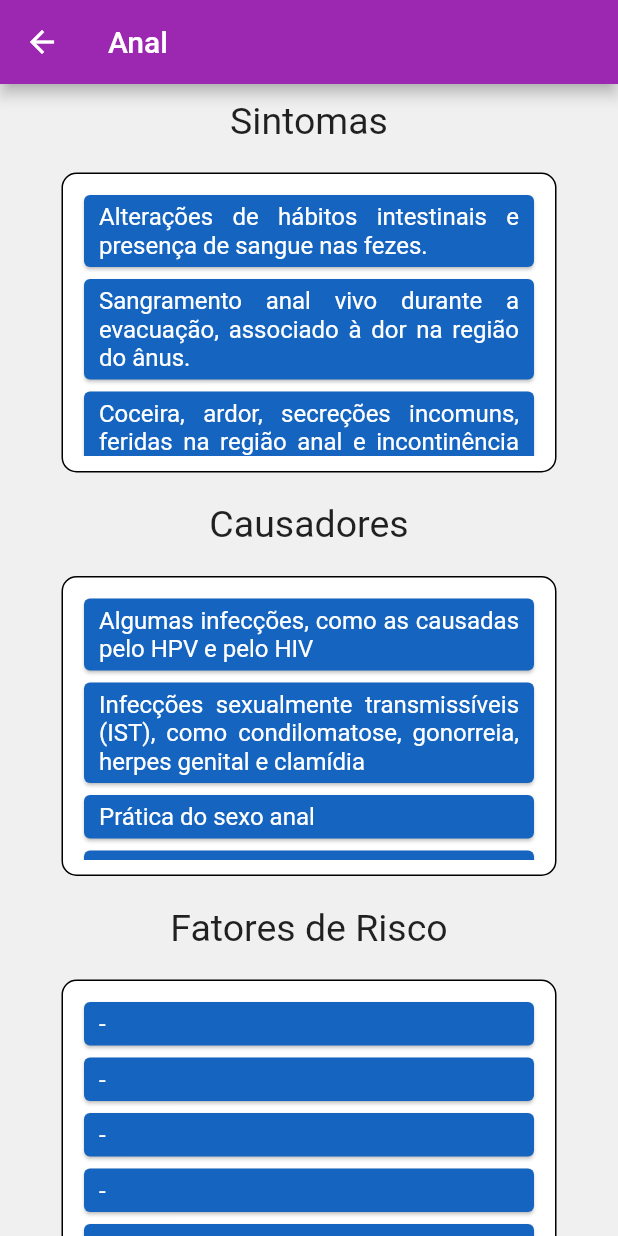
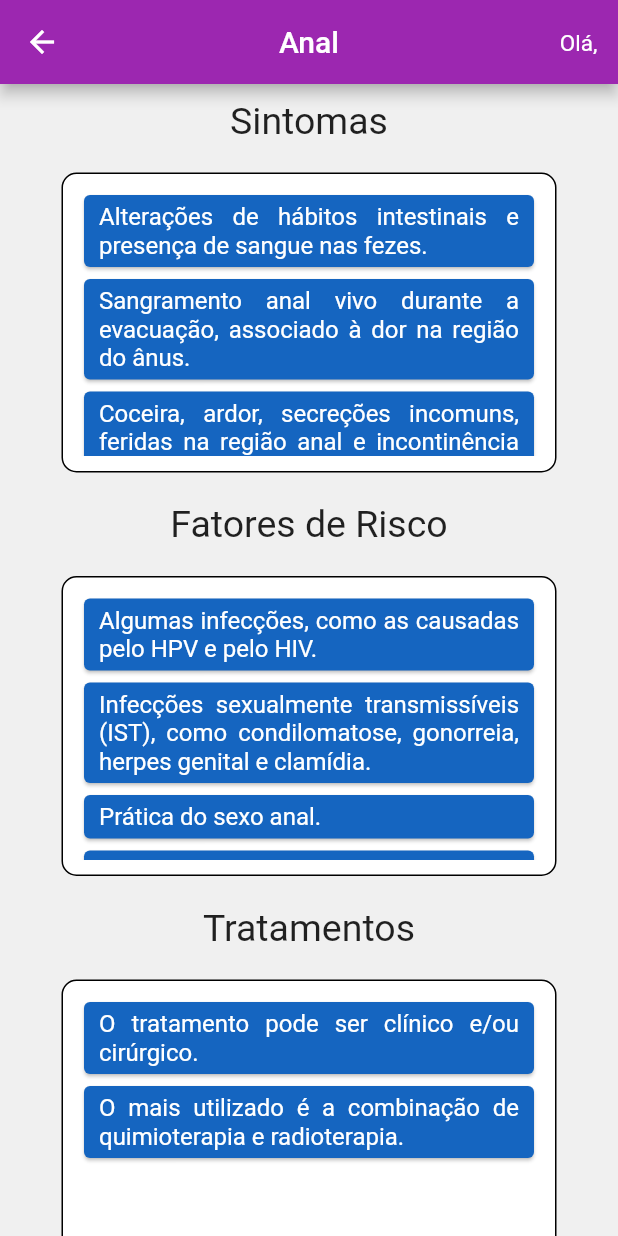
Before and after one commit to LilianeCosta767/OncoArray, a Flutter app: the CategoriesOncoScreen screen opened directly with sample values from the repository, on a phone screen of 412 x 824 dp. Run offline on Flutter 3.47's test engine with Material 2 defaults, Android fonts, the phone set to English and light mode, and no system bars; our stand-ins replace cloud_firestore, firebase_auth; accounts and stored records are empty; network calls fail; Roboto replaces fonts that are missing (Raleway).

```diff
--- a/OncoAssay/lib/components/meal_item.dart
+++ b/OncoAssay/lib/components/meal_item.dart
@@ -1,6 +1,7 @@
 import 'package:OncoAssay/models/meal.dart';
 import 'package:OncoAssay/utils/app_routes.dart';
 import 'package:flutter/material.dart';
+import 'package:url_launcher/url_launcher.dart';
 
 class MealItem extends StatelessWidget {
   final Meal meal;
@@ -79,7 +80,7 @@ class MealItem extends StatelessWidget {
               },
             ),
           ),
-          _createSectionTitle(context, 'Causadores'),
+          /* _createSectionTitle(context, 'Causadores'),
           _createSectionContainer(
             ListView.builder(
               itemCount: meal.causadores.length,
@@ -103,7 +104,7 @@ class MealItem extends StatelessWidget {
                 );
               },
             ),
-          ),
+          ), */
           _createSectionTitle(context, 'Fatores de Risco'),
           _createSectionContainer(
             ListView.builder(
@@ -179,6 +180,20 @@ class MealItem extends StatelessWidget {
               },
             ),
           ),
+          SizedBox(
+            height: 10,
+          ),
+          InkWell(
+            child: Text(
+              'Créditos',
+              style: TextStyle(color: Colors.blue[900]),
+            ),
+            onTap: () async {
+              if (await canLaunch("https://www.inca.gov.br/tipos-de-cancer")) {
+                await launch("https://www.inca.gov.br/tipos-de-cancer");
+              }
+            },
+          ),
         ],
       ),
     );
--- a/OncoAssay/lib/data/dummy_data.dart
+++ b/OncoAssay/lib/data/dummy_data.dart
@@ -129,13 +129,7 @@ const DUMMY_MEALS = const [
     id: 'm1',
     categories: ['c1'],
     causadores: [
-      'Algumas infecções, como as causadas pelo HPV e pelo HIV',
-      'Infecções sexualmente transmissíveis (IST), como condilomatose, gonorreia, herpes genital e clamídia',
-      'Prática do sexo anal',
-      'Tabagismo',
-      'Fístula anal crônica (ligação anormal entre a superfície do canal anal e o tecido em volta do ânus, com secreção purulenta)',
-      'Pacientes imunodeprimidos que se submeteram a transplantes de rim ou coração',
-      'Condições precárias de higiene e irritação crônica do ânus',
+      'https://www.inca.gov.br/tipos-de-cancer/cancer-anal',
     ],
     sintomas: [
       'Alterações de hábitos intestinais e presença de sangue nas fezes.',
@@ -143,12 +137,13 @@ const DUMMY_MEALS = const [
       'Coceira, ardor, secreções incomuns, feridas na região anal e incontinência fecal (impossibilidade para controlar a saída das fezes).',
     ],
     fatoresderisco: [
-      '-',
-      '-',
-      '-',
-      '-',
-      '-',
-      '-',
+      'Algumas infecções, como as causadas pelo HPV e pelo HIV.',
+      'Infecções sexualmente transmissíveis (IST), como condilomatose, gonorreia, herpes genital e clamídia.',
+      'Prática do sexo anal.',
+      'Tabagismo.',
+      'Fístula anal crônica (ligação anormal entre a superfície do canal anal e o tecido em volta do ânus, com secreção purulenta).',
+      'Pacientes imunodeprimidos que se submeteram a transplantes de rim ou coração.',
+      'Condições precárias de higiene e irritação crônica do ânus.'
     ],
     tratamentos: [
       'O tratamento pode ser clínico e/ou cirúrgico.',
--- /dev/null
+++ b/OncoAssay/lib/helpers/validators.dart
@@ -0,0 +1,5 @@
+bool emailValid(String email) {
+  final RegExp regex = RegExp(
+      r"^(([^<>()[\]\\.,;:\s@\']+(\.[^<>()[\]\\.,;:\s@\']+)*)|(\'.+\'))@((\[[0-9]{1,3}\.[0-9]{1,3}\.[0-9]{1,3}\.[0-9]{1,3}\])|(([a-zA-Z\-0-9]+\.)+[a-zA-Z]{2,}))$");
+  return regex.hasMatch(email);
+}
--- /dev/null
+++ b/OncoAssay/lib/models/user.dart
@@ -0,0 +1,32 @@
+import 'package:cloud_firestore/cloud_firestore.dart';
+
+class User {
+  User({this.email, this.password, this.name, this.id});
+
+  User.fromDocument(DocumentSnapshot document) {
+    id = document.documentID;
+    name = document.data['name'] as String;
+    email = document.data['email'] as String;
+  }
+
+  String id;
+  String name;
+  String email;
+  String password;
+
+  String confirmPassword;
+
+  DocumentReference get firestoreRef =>
+      Firestore.instance.document('users/$id');
+
+  Future<void> saveData() async {
+    await firestoreRef.setData(toMap());
+  }
+
+  Map<String, dynamic> toMap() {
+    return {
+      'name': name,
+      'email': email,
+    };
+  }
+}
--- a/OncoAssay/lib/screen/categories_onco_screen.dart
+++ b/OncoAssay/lib/screen/categories_onco_screen.dart
@@ -1,7 +1,9 @@
 import 'package:OncoAssay/components/meal_item.dart';
+import 'package:OncoAssay/models/user_manager.dart';
 import 'package:flutter/material.dart';
 import '../models/category.dart';
 import '../data/dummy_data.dart';
+import 'package:provider/provider.dart';
 
 class CategoriesOncoScreen extends StatelessWidget {
   @override
@@ -13,9 +15,22 @@ class CategoriesOncoScreen extends StatelessWidget {
     }).toList();
 
     return Scaffold(
-      appBar: AppBar(
-        title: Text(category.title),
-      ),
+      appBar: AppBar(centerTitle: true, title: Text(category.title), actions: [
+        Consumer<UserManager>(
+          builder: (_, userManager, __) {
+            return Container(
+              padding: EdgeInsets.symmetric(vertical: 20, horizontal: 10),
+              child: Text(
+                'Olá, ${userManager.user?.name ?? ''}',
+                style: TextStyle(
+                  fontSize: 15,
+                  fontWeight: FontWeight.normal,
+                ),
+              ),
+            );
+          },
+        ),
+      ]),
       body: ListView.builder(
           itemCount: categoryMeals.length,
           itemBuilder: (ctx, index) {
--- a/OncoAssay/lib/utils/app_routes.dart
+++ b/OncoAssay/lib/utils/app_routes.dart
@@ -1,5 +1,7 @@
 class AppRoutes {
   static const HOME = '/';
+  static const LIST_ONCOASSAY = '/ListOncoAssay';
+  static const SINGUP_SCREEN = '/SignUpScreen';
   static const CATEGORIES_ONCO = '/CategoriesOnco';
   static const MEAL_DETAIL = '/meal_detail';
   static const SETTINGS = '/settings';
--- a/OncoAssay/pubspec.yaml
+++ b/OncoAssay/pubspec.yaml
@@ -28,9 +28,13 @@ dependencies:
   # The following adds the Cupertino Icons font to your application.
   # Use with the CupertinoIcons class for iOS style icons.
   cupertino_icons: ^0.1.3
-  provider: ^4.1.2
   characters: ^1.0.0
   flutter_markdown: ^0.4.3
+  cloud_firestore: ^0.13.6
+  firebase_auth: ^0.16.1
+  firebase_storage: ^3.1.6
+  provider: ^4.1.2
+  url_launcher: ^3.0.3
 
 dev_dependencies:
   flutter_test:
```
Also changed, not shown: OncoAssay/lib/helpers/firebase_erros.dart (added, +25 -0 lines), OncoAssay/lib/main.dart (+11 -2 lines), OncoAssay/lib/models/user_manager.dart (added, +72 -0 lines), OncoAssay/lib/screen/login_screen.dart (added, +142 -0 lines), OncoAssay/lib/screen/signup_screen.dart (added, +156 -0 lines), OncoAssay/pubspec.lock, 3 other files.
